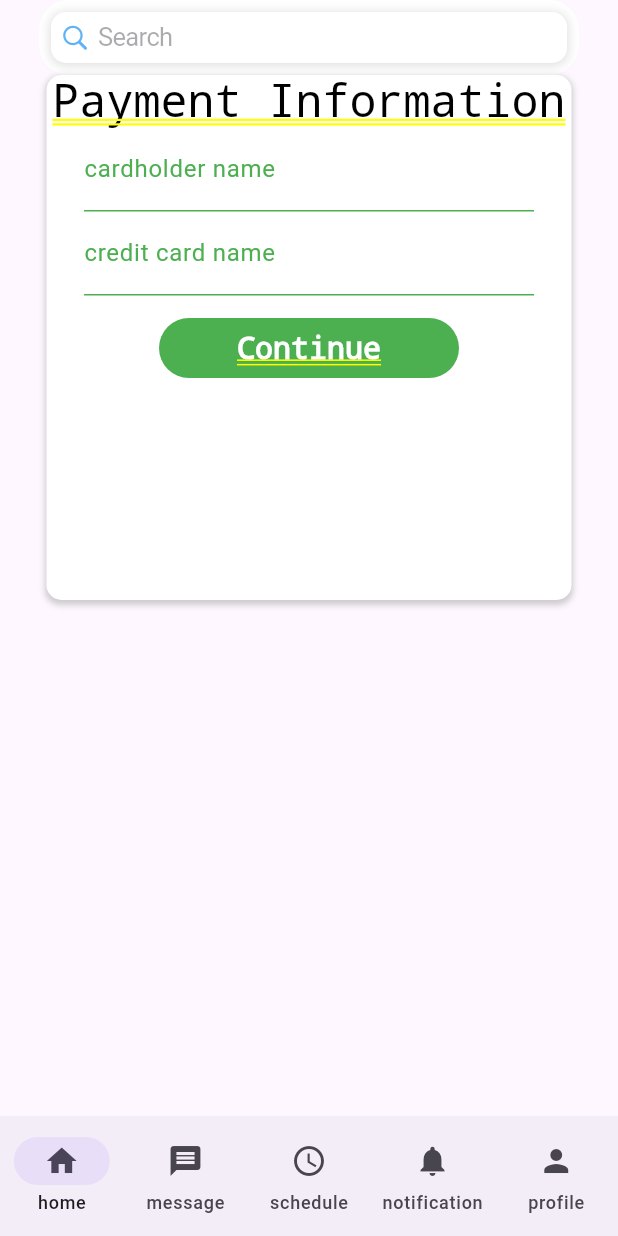
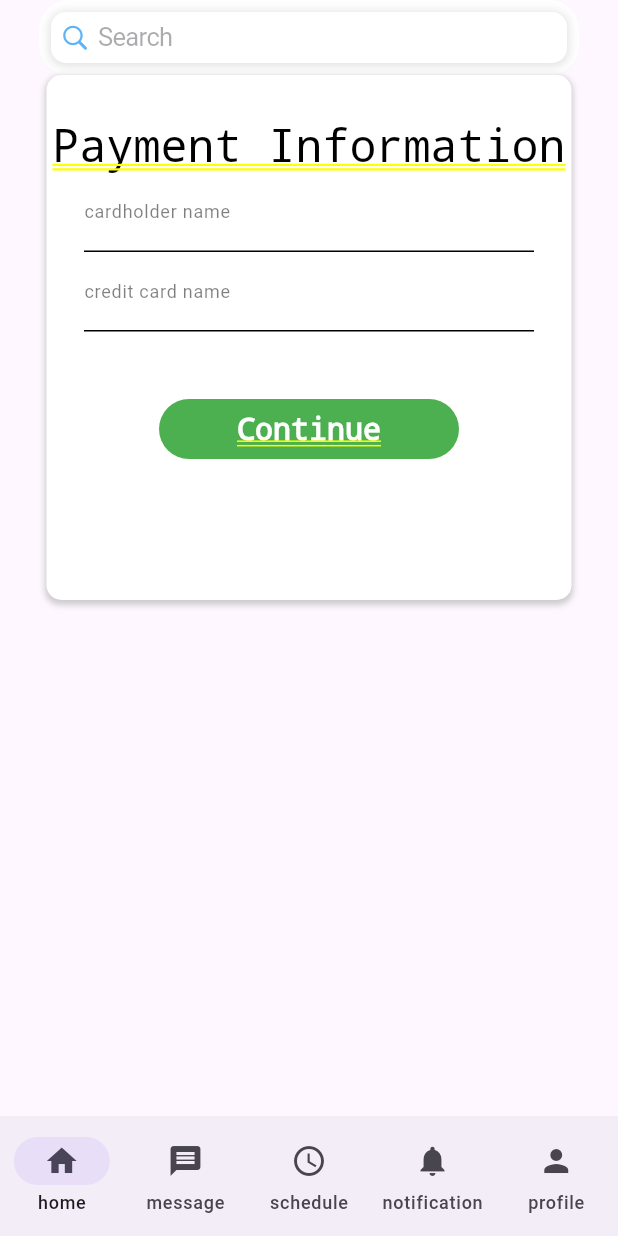
Before and after one commit to michael-099/Hakime, a Flutter app: the screen it shows after launch, on a phone screen of 412 x 824 dp. Run offline on Flutter 3.47's test engine with Material 3 defaults, Android fonts, the light colour scheme and no system bars.

Commit message:
text field

```diff
--- a/lib/Login/Log_in.dart
+++ b/lib/Login/Log_in.dart
@@ -21,20 +21,22 @@ class Login extends StatelessWidget {
                 labelText: "Login",
                 obscureText: false,
                 width: 600,
+                color:Colors.green
                 // radius: 20.0,
               ),
               MyTextField(
                 labelText: "Password",
                 obscureText: true,
                 width: 600,
+                color:Colors.green
                 // radius: 20.0,
               ),
-              Align(alignment: Alignment.bottomRight,
+              Align(
+                alignment: Alignment.bottomRight,
                 child: TextButton(
                   child: Text(
                     "forget password? ",
                     style: TextStyle(color: Colors.blue[400]),
-
                   ),
                   onPressed: () {},
                 ),
--- a/lib/Login/MyTextField.dart
+++ b/lib/Login/MyTextField.dart
@@ -4,12 +4,14 @@ class MyTextField extends StatelessWidget {
   final String labelText;
   final bool obscureText;
   final double width;
+  final Color color;
   // final double radius;
 
   const MyTextField({
     required this.labelText,
     required this.obscureText,
     required this.width,
+    required this.color ,
     // rrequired this.radius
   });
   Widget build(BuildContext context) {
@@ -17,18 +19,16 @@ class MyTextField extends StatelessWidget {
       width: width,
       // color:Colors.green,
       child: TextField(
-          style: TextStyle(color: Colors.green),
+          // style: TextStyle(color: Colors.green),
           obscureText: obscureText,
           decoration: InputDecoration(
             labelText: labelText,
-            labelStyle: TextStyle(
-              color: Colors.green,
+            labelStyle:  TextStyle(color:color.withOpacity(0.5) ,fontSize: 12),
+            enabledBorder:  UnderlineInputBorder(
+              borderSide: BorderSide(color: color),
             ),
-            enabledBorder: UnderlineInputBorder(
-              borderSide: BorderSide(color: Colors.green),
-            ),
-            focusedBorder: UnderlineInputBorder(
-              borderSide: BorderSide(color: Colors.green),
+            focusedBorder:  UnderlineInputBorder(
+              borderSide: BorderSide(color: color),
             ),
           )),
     );
--- a/lib/dashBoard/paymentInfo.dart
+++ b/lib/dashBoard/paymentInfo.dart
@@ -9,9 +9,11 @@ class Pay extends StatelessWidget {
       height: 350,
       child:Column(
           children: [
+            SizedBox(height: 30,),
             Text("Payment Information", style:TextStyle(fontSize: 30,color: Colors.black,fontWeight: FontWeight.w200)),
-            MyTextField(labelText: "cardholder name",width: 300,obscureText: false,),
-            MyTextField(labelText: "credit card name",width: 300,obscureText: false,),
+            MyTextField(labelText: "cardholder name",width: 300,obscureText: false,color:Colors.black ),
+            MyTextField(labelText: "credit card name",width: 300,obscureText: false,color:Colors.black ),
+            SizedBox(height: 30,),
             Button(height: 40,radius: 20, label:"Continue" ,width: 200,fontSize: 20,)
           ],
         ),
```
Lines whose indentation alone changed are shown as unchanged.
